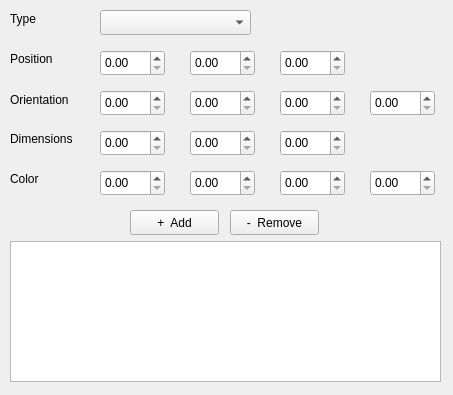
This is resource/add_object_panel.ui in Lab-CORO/curobo_rviz as Qt 5 draws it before an edit. The edited form follows.
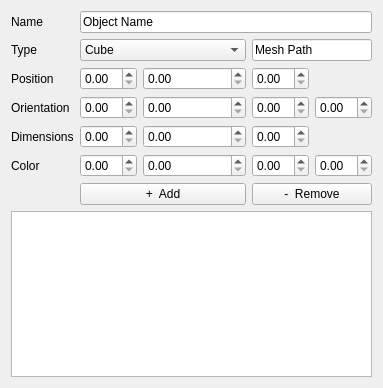
This is the edited form.

Diff of the .ui file:
```diff
--- a/resource/add_object_panel.ui
+++ b/resource/add_object_panel.ui
@@ -6,264 +6,162 @@
    <rect>
     <x>0</x>
     <y>0</y>
-    <width>453</width>
-    <height>395</height>
+    <width>383</width>
+    <height>388</height>
    </rect>
   </property>
   <property name="windowTitle">
    <string>Form</string>
   </property>
-  <widget class="QListWidget" name="listWidgetObjects">
-   <property name="geometry">
-    <rect>
-     <x>10</x>
-     <y>241</y>
-     <width>431</width>
-     <height>141</height>
-    </rect>
-   </property>
-  </widget>
-  <widget class="QDoubleSpinBox" name="doubleSpinBoxPositionX">
-   <property name="geometry">
-    <rect>
-     <x>100</x>
-     <y>50</y>
-     <width>65</width>
-     <height>26</height>
-    </rect>
-   </property>
-  </widget>
-  <widget class="QDoubleSpinBox" name="doubleSpinBoxPositionY">
-   <property name="geometry">
-    <rect>
-     <x>190</x>
-     <y>50</y>
-     <width>65</width>
-     <height>26</height>
-    </rect>
-   </property>
-  </widget>
-  <widget class="QDoubleSpinBox" name="doubleSpinBoxPositionZ">
-   <property name="geometry">
-    <rect>
-     <x>280</x>
-     <y>50</y>
-     <width>65</width>
-     <height>26</height>
-    </rect>
-   </property>
-  </widget>
-  <widget class="QDoubleSpinBox" name="doubleSpinBoxOrientationX">
-   <property name="geometry">
-    <rect>
-     <x>100</x>
-     <y>90</y>
-     <width>65</width>
-     <height>26</height>
-    </rect>
-   </property>
-  </widget>
-  <widget class="QDoubleSpinBox" name="doubleSpinBoxOrientationY">
-   <property name="geometry">
-    <rect>
-     <x>190</x>
-     <y>90</y>
-     <width>65</width>
-     <height>26</height>
-    </rect>
-   </property>
-  </widget>
-  <widget class="QDoubleSpinBox" name="doubleSpinBoxOrientationZ">
-   <property name="geometry">
-    <rect>
-     <x>280</x>
-     <y>90</y>
-     <width>65</width>
-     <height>26</height>
-    </rect>
-   </property>
-  </widget>
-  <widget class="QDoubleSpinBox" name="doubleSpinBoxOrientationW">
-   <property name="geometry">
-    <rect>
-     <x>370</x>
-     <y>90</y>
-     <width>65</width>
-     <height>26</height>
-    </rect>
-   </property>
-  </widget>
-  <widget class="QPushButton" name="pushButtonAdd">
-   <property name="geometry">
-    <rect>
-     <x>130</x>
-     <y>210</y>
-     <width>89</width>
-     <height>25</height>
-    </rect>
-   </property>
-   <property name="text">
-    <string>+  Add</string>
-   </property>
-  </widget>
-  <widget class="QPushButton" name="pushButtonRemove">
-   <property name="geometry">
-    <rect>
-     <x>230</x>
-     <y>210</y>
-     <width>89</width>
-     <height>25</height>
-    </rect>
-   </property>
-   <property name="text">
-    <string>-  Remove</string>
-   </property>
-  </widget>
-  <widget class="QComboBox" name="comboBoxObjects">
-   <property name="geometry">
-    <rect>
-     <x>100</x>
-     <y>10</y>
-     <width>151</width>
-     <height>25</height>
-    </rect>
-   </property>
-  </widget>
-  <widget class="QDoubleSpinBox" name="doubleSpinBoxDimensionY">
-   <property name="geometry">
-    <rect>
-     <x>190</x>
-     <y>130</y>
-     <width>65</width>
-     <height>26</height>
-    </rect>
-   </property>
-  </widget>
-  <widget class="QDoubleSpinBox" name="doubleSpinBoxDimensionZ">
-   <property name="geometry">
-    <rect>
-     <x>280</x>
-     <y>130</y>
-     <width>65</width>
-     <height>26</height>
-    </rect>
-   </property>
-  </widget>
-  <widget class="QDoubleSpinBox" name="doubleSpinBoxDimensionX">
-   <property name="geometry">
-    <rect>
-     <x>100</x>
-     <y>130</y>
-     <width>65</width>
-     <height>26</height>
-    </rect>
-   </property>
-  </widget>
-  <widget class="QDoubleSpinBox" name="doubleSpinBoxColorR">
-   <property name="geometry">
-    <rect>
-     <x>100</x>
-     <y>170</y>
-     <width>65</width>
-     <height>26</height>
-    </rect>
-   </property>
-  </widget>
-  <widget class="QDoubleSpinBox" name="doubleSpinBoxColorG">
-   <property name="geometry">
-    <rect>
-     <x>190</x>
-     <y>170</y>
-     <width>65</width>
-     <height>26</height>
-    </rect>
-   </property>
-  </widget>
-  <widget class="QDoubleSpinBox" name="doubleSpinBoxColorB">
-   <property name="geometry">
-    <rect>
-     <x>280</x>
-     <y>170</y>
-     <width>65</width>
-     <height>26</height>
-    </rect>
-   </property>
-  </widget>
-  <widget class="QDoubleSpinBox" name="doubleSpinBoxColorA">
-   <property name="geometry">
-    <rect>
-     <x>370</x>
-     <y>170</y>
-     <width>65</width>
-     <height>26</height>
-    </rect>
-   </property>
-  </widget>
-  <widget class="QLabel" name="labelType">
-   <property name="geometry">
-    <rect>
-     <x>10</x>
-     <y>10</y>
-     <width>67</width>
-     <height>17</height>
-    </rect>
-   </property>
-   <property name="text">
-    <string>Type</string>
-   </property>
-  </widget>
-  <widget class="QLabel" name="labelPosition">
-   <property name="geometry">
-    <rect>
-     <x>10</x>
-     <y>50</y>
-     <width>67</width>
-     <height>17</height>
-    </rect>
-   </property>
-   <property name="text">
-    <string>Position</string>
-   </property>
-  </widget>
-  <widget class="QLabel" name="labelOrientation">
-   <property name="geometry">
-    <rect>
-     <x>10</x>
-     <y>90</y>
-     <width>81</width>
-     <height>20</height>
-    </rect>
-   </property>
-   <property name="text">
-    <string>Orientation</string>
-   </property>
-  </widget>
-  <widget class="QLabel" name="labelDimensions">
-   <property name="geometry">
-    <rect>
-     <x>10</x>
-     <y>130</y>
-     <width>81</width>
-     <height>17</height>
-    </rect>
-   </property>
-   <property name="text">
-    <string>Dimensions</string>
-   </property>
-  </widget>
-  <widget class="QLabel" name="labelColor">
-   <property name="geometry">
-    <rect>
-     <x>10</x>
-     <y>170</y>
-     <width>67</width>
-     <height>17</height>
-    </rect>
-   </property>
-   <property name="text">
-    <string>Color</string>
-   </property>
-  </widget>
+  <layout class="QGridLayout" name="gridLayout">
+   <item row="0" column="0">
+    <widget class="QLabel" name="labelName">
+     <property name="text">
+      <string>Name</string>
+     </property>
+    </widget>
+   </item>
+   <item row="0" column="1" colspan="5">
+    <widget class="QLineEdit" name="lineEditName">
+     <property name="text">
+      <string>Object Name</string>
+     </property>
+    </widget>
+   </item>
+   <item row="1" column="0">
+    <widget class="QLabel" name="labelType">
+     <property name="text">
+      <string>Type</string>
+     </property>
+    </widget>
+   </item>
+   <item row="1" column="4" colspan="2">
+    <widget class="QLineEdit" name="lineEditMeshPath">
+     <property name="text">
+      <string>Mesh Path</string>
+     </property>
+     <property name="readOnly">
+      <bool>false</bool>
+     </property>
+    </widget>
+   </item>
+   <item row="2" column="0">
+    <widget class="QLabel" name="labelPosition">
+     <property name="text">
+      <string>Position</string>
+     </property>
+    </widget>
+   </item>
+   <item row="2" column="1">
+    <widget class="QDoubleSpinBox" name="doubleSpinBoxPositionX"/>
+   </item>
+   <item row="2" column="2" colspan="2">
+    <widget class="QDoubleSpinBox" name="doubleSpinBoxPositionY"/>
+   </item>
+   <item row="2" column="4">
+    <widget class="QDoubleSpinBox" name="doubleSpinBoxPositionZ"/>
+   </item>
+   <item row="3" column="0">
+    <widget class="QLabel" name="labelOrientation">
+     <property name="text">
+      <string>Orientation</string>
+     </property>
+    </widget>
+   </item>
+   <item row="3" column="1">
+    <widget class="QDoubleSpinBox" name="doubleSpinBoxOrientationX"/>
+   </item>
+   <item row="3" column="2" colspan="2">
+    <widget class="QDoubleSpinBox" name="doubleSpinBoxOrientationY"/>
+   </item>
+   <item row="3" column="4">
+    <widget class="QDoubleSpinBox" name="doubleSpinBoxOrientationZ"/>
+   </item>
+   <item row="3" column="5">
+    <widget class="QDoubleSpinBox" name="doubleSpinBoxOrientationW"/>
+   </item>
+   <item row="4" column="0">
+    <widget class="QLabel" name="labelDimensions">
+     <property name="text">
+      <string>Dimensions</string>
+     </property>
+    </widget>
+   </item>
+   <item row="4" column="1">
+    <widget class="QDoubleSpinBox" name="doubleSpinBoxDimensionX"/>
+   </item>
+   <item row="4" column="2" colspan="2">
+    <widget class="QDoubleSpinBox" name="doubleSpinBoxDimensionY"/>
+   </item>
+   <item row="4" column="4">
+    <widget class="QDoubleSpinBox" name="doubleSpinBoxDimensionZ"/>
+   </item>
+   <item row="5" column="0">
+    <widget class="QLabel" name="labelColor">
+     <property name="text">
+      <string>Color</string>
+     </property>
+    </widget>
+   </item>
+   <item row="5" column="1">
+    <widget class="QDoubleSpinBox" name="doubleSpinBoxColorR"/>
+   </item>
+   <item row="5" column="2" colspan="2">
+    <widget class="QDoubleSpinBox" name="doubleSpinBoxColorG"/>
+   </item>
+   <item row="5" column="4">
+    <widget class="QDoubleSpinBox" name="doubleSpinBoxColorB"/>
+   </item>
+   <item row="5" column="5">
+    <widget class="QDoubleSpinBox" name="doubleSpinBoxColorA"/>
+   </item>
+   <item row="7" column="0" colspan="6">
+    <widget class="QListWidget" name="listWidgetObjects"/>
+   </item>
+   <item row="6" column="4" colspan="2">
+    <widget class="QPushButton" name="pushButtonRemove">
+     <property name="text">
+      <string>-  Remove</string>
+     </property>
+    </widget>
+   </item>
+   <item row="1" column="1" colspan="3">
+    <widget class="QComboBox" name="comboBoxObjects">
+     <item>
+      <property name="text">
+       <string>Cube</string>
+      </property>
+     </item>
+     <item>
+      <property name="text">
+       <string>Sphere</string>
+      </property>
+     </item>
+     <item>
+      <property name="text">
+       <string>Capsule</string>
+      </property>
+     </item>
+     <item>
+      <property name="text">
+       <string>Cylinder</string>
+      </property>
+     </item>
+     <item>
+      <property name="text">
+       <string>Mesh</string>
+      </property>
+     </item>
+    </widget>
+   </item>
+   <item row="6" column="1" colspan="3">
+    <widget class="QPushButton" name="pushButtonAdd">
+     <property name="text">
+      <string>+  Add</string>
+     </property>
+    </widget>
+   </item>
+  </layout>
  </widget>
  <resources/>
  <connections/>
```
